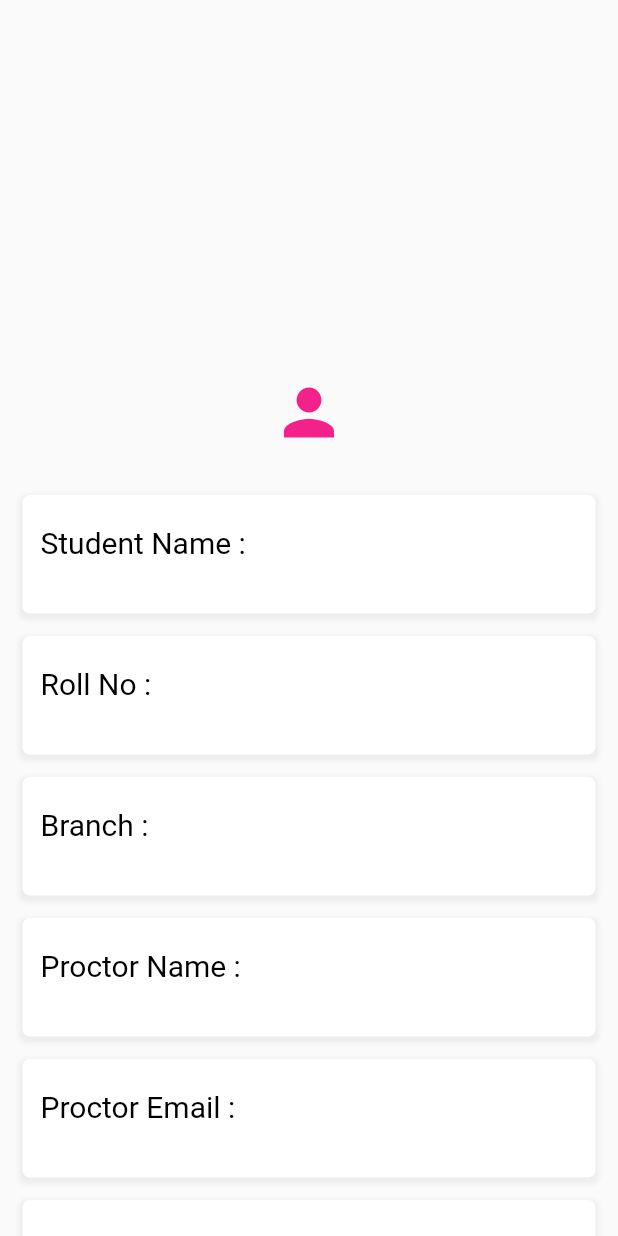
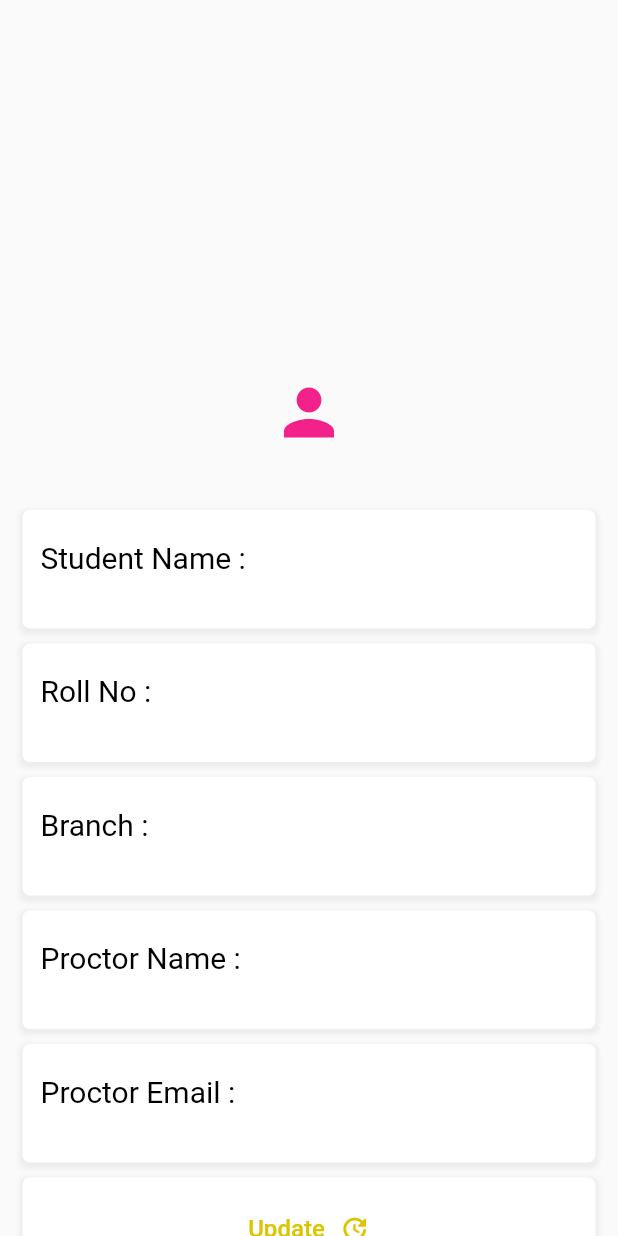
Before and after one commit to Sarath191181208/vtop_app, a Flutter app: the ProfilePage screen opened directly with empty values, on a phone screen of 412 x 824 dp. Run offline on Flutter 3.47's test engine with Material 2 defaults, Android fonts, the light colour scheme and no system bars; our stand-ins replace shared_preferences; accounts and stored records are empty.

Commit message:
Added an update details button

```diff
--- a/lib/Student/pref_student.dart
+++ b/lib/Student/pref_student.dart
@@ -9,14 +9,33 @@ class PrefStudent {
     await pref.save(key, data);
   }
 
+  static saveLoginCredentials(String username, String password) async {
+    SharedPref pref = SharedPref();
+    await pref.save('username', username);
+    await pref.save('password', password);
+  }
+
   static getStudent() async {
     var pref = SharedPref();
     var data = await pref.get(key);
     return (data == null) ? null : Student.fromJson(data);
   }
 
+  static Future<List<String>> getLoginCredentials() async {
+    var pref = SharedPref();
+    String username = await pref.get('username');
+    String password = await pref.get('password');
+    return [username, password];
+  }
+
   static removeStudent() async {
     var pref = SharedPref();
     await pref.remove(key);
   }
+
+  static removeLoginCredentials() async {
+    var pref = SharedPref();
+    await pref.remove('username');
+    await pref.remove('password');
+  }
 }
--- a/lib/pages/student_details_pages/profile_page.dart
+++ b/lib/pages/student_details_pages/profile_page.dart
@@ -1,7 +1,10 @@
 import 'package:flutter/material.dart';
+import 'package:vtop_app/Student/pref_student.dart';
 import 'package:vtop_app/Student/student_object.dart';
 import 'package:vtop_app/pages/student_details_pages/Components/sized_icon.dart';
 
+import '../../Student/fetch_student_details.dart';
+import '../dialogs.dart';
 import 'Components/null_page.dart';
 import 'Components/text_box_decoration.dart';
 
@@ -17,38 +20,50 @@ class ProfilePage extends StatelessWidget {
         .pushNamedAndRemoveUntil('/login', (Route<dynamic> route) => false);
   }
 
+  _update(context) async {
+    showLoaderDialog(context);
+    List<String> details = await PrefStudent.getLoginCredentials();
+
+    String username = details[0];
+    String password = details[1];
+
+    Student? stu = await fetchStudentDetails(username, password);
+    // taking the loading animation off
+    Navigator.pop(context);
+
+    if (stu == null) {
+      showErrorDialog(context, "Try again !");
+      // Navigator.pop(ctx);
+    } else {
+      Navigator.pushReplacementNamed(context, '/details', arguments: stu);
+    }
+  }
+
   @override
   Widget build(BuildContext context) {
-    final logoutButton = Container(
-        decoration: textBoxDecoration,
-        child: Padding(
-          padding: const EdgeInsets.fromLTRB(12.0, 10.0, 12.0, 10.0),
-          child: Row(
-            mainAxisAlignment: MainAxisAlignment.center,
-            children: [
-              TextButton(
-                onPressed: () => _logout(context),
-                child: Row(
-                  children: const [
-                    Text(
-                      'Logout',
-                      style: TextStyle(
+    var _logoutButton = BoxButton(
+      onPressHandler: () => _logout(context),
+      text: 'Logout',
       color: Colors.red,
-                        fontSize: 16.0,
-                      ),
-                    ),
-                    SizedBox(width: 10.0),
-                    Icon(
-                      Icons.exit_to_app,
-                      color: Colors.red,
-                      size: 20.0,
-                    ),
-                  ],
-                ),
-              ),
-            ],
-          ),
-        ));
+      icon: Icons.exit_to_app,
+    );
+
+    var _updateButton = BoxButton(
+        onPressHandler: () => _update(context),
+        text: "Update",
+        color: const Color.fromRGBO(219, 197, 0, 1),
+        icon: Icons.update_rounded);
+
+    var _profileTiles = [
+      const SizedIcon(icon: Icons.person),
+      TextBox(header: "Student Name", text: studentProfile!.name),
+      TextBox(header: "Roll No", text: studentProfile!.rollNumber),
+      TextBox(header: "Branch", text: studentProfile!.branch),
+      TextBox(header: "Proctor Name", text: studentProfile!.proctorName),
+      TextBox(header: "Proctor Email", text: studentProfile!.proctorEmail),
+      _updateButton,
+      _logoutButton,
+    ];
 
     // render null if studentProfile is null
     return ((studentProfile == null)
@@ -57,36 +72,14 @@ class ProfilePage extends StatelessWidget {
                 "Error Can't seem to find the profile details try re-logging")
         : Scaffold(
             body: SingleChildScrollView(
-              child: Column(
-                children: [
-                  const SizedIcon(icon: Icons.person),
-                  TextBox(
-                    header: "Student Name",
-                    text: studentProfile!.name,
-                  ),
-                  TextBox(
-                    header: "Roll No",
-                    text: studentProfile!.rollNumber,
-                  ),
-                  TextBox(
-                    header: "Branch",
-                    text: studentProfile!.branch,
-                  ),
-                  TextBox(
-                    header: "Proctor Name",
-                    text: studentProfile!.proctorName,
-                  ),
-                  TextBox(
-                    header: "Proctor Email",
-                    text: studentProfile!.proctorEmail,
-                  ),
+              child: Column(children: [
+                for (var tile in _profileTiles)
                   Padding(
                     padding: const EdgeInsets.only(
                         left: 15.0, right: 15.0, bottom: 10.0),
-                    child: logoutButton,
+                    child: tile,
                   ),
-                ],
-              ),
+              ]),
             ),
           ));
   }
@@ -100,9 +93,7 @@ class TextBox extends StatelessWidget {
 
   @override
   Widget build(BuildContext context) {
-    return Padding(
-      padding: const EdgeInsets.only(left: 15.0, right: 15.0, bottom: 15.0),
-      child: Container(
+    return Container(
       decoration: textBoxDecoration,
       child: Padding(
         padding: const EdgeInsets.fromLTRB(12.0, 20.0, 12.0, 20.0),
@@ -127,7 +118,60 @@ class TextBox extends StatelessWidget {
           ],
         ),
       ),
-      ),
     );
   }
 }
+
+class BoxButton extends StatelessWidget {
+  final Function onPressHandler;
+  final String text;
+  final IconData? icon;
+  final Color color;
+  const BoxButton({
+    Key? key,
+    required this.onPressHandler,
+    required this.text,
+    required this.color,
+    required this.icon,
+  }) : super(key: key);
+
+  _runFunction() {
+    onPressHandler();
+  }
+
+  @override
+  Widget build(BuildContext context) {
+    return Container(
+        decoration: textBoxDecoration,
+        child: Padding(
+          padding: const EdgeInsets.fromLTRB(12.0, 10.0, 12.0, 10.0),
+          child: Row(
+            mainAxisAlignment: MainAxisAlignment.center,
+            children: [
+              TextButton(
+                onPressed: _runFunction,
+                child: Row(
+                  children: [
+                    Text(
+                      text,
+                      style: TextStyle(
+                        color: color,
+                        fontSize: 16.0,
+                      ),
+                    ),
+                    const SizedBox(width: 10.0),
+                    (icon == null)
+                        ? const SizedBox(width: 0.0)
+                        : Icon(
+                            icon,
+                            color: color,
+                            size: 20.0,
+                          ),
+                  ],
+                ),
+              ),
+            ],
+          ),
+        ));
+  }
+}
```
Also changed, not shown: 1 other file. Lines whose indentation alone changed are shown as unchanged.
